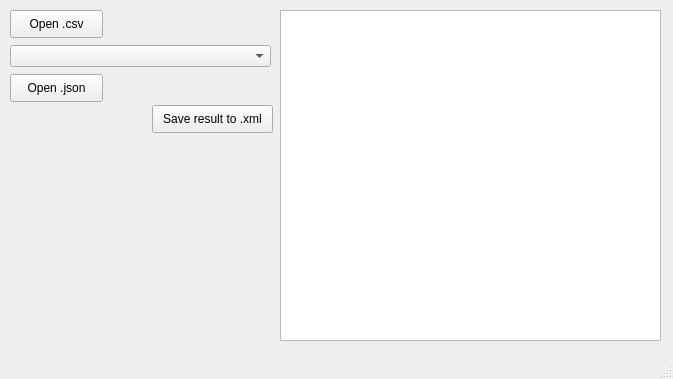
First picture: the form in untitled/mainwindow.ui, repository KislitsaEA/candidatetest, before the edit.
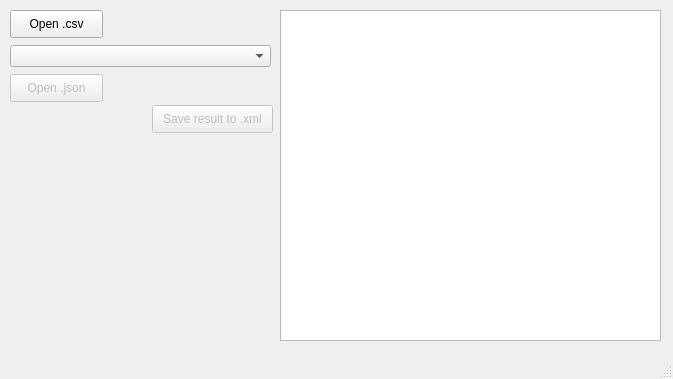
Second picture: the form after the edit.

Commit message: Исправление ошибок

```diff
--- a/untitled/mainwindow.ui
+++ b/untitled/mainwindow.ui
@@ -48,6 +48,9 @@
     </property>
    </widget>
    <widget class="QPushButton" name="pushButton_2">
+    <property name="enabled">
+     <bool>false</bool>
+    </property>
     <property name="geometry">
      <rect>
       <x>10</x>
@@ -61,6 +64,9 @@
     </property>
    </widget>
    <widget class="QPushButton" name="pushButton_3">
+    <property name="enabled">
+     <bool>false</bool>
+    </property>
     <property name="geometry">
      <rect>
       <x>152</x>
```
The commit also changes 1 other file.
